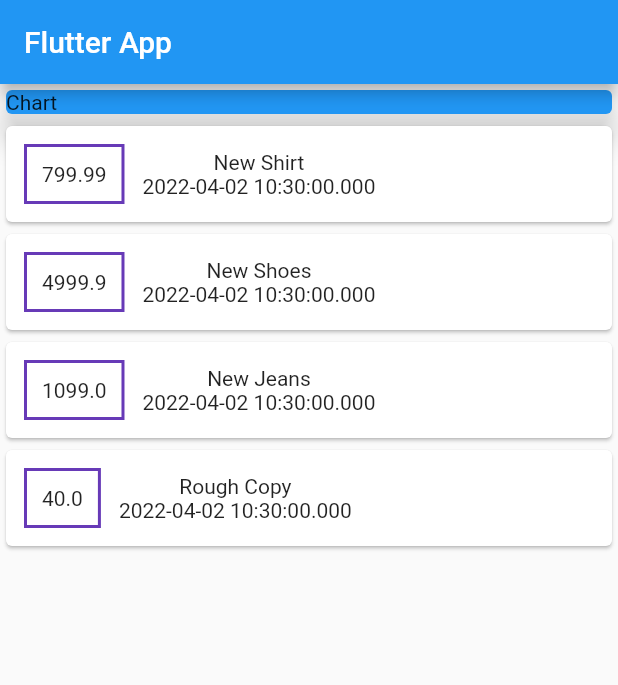
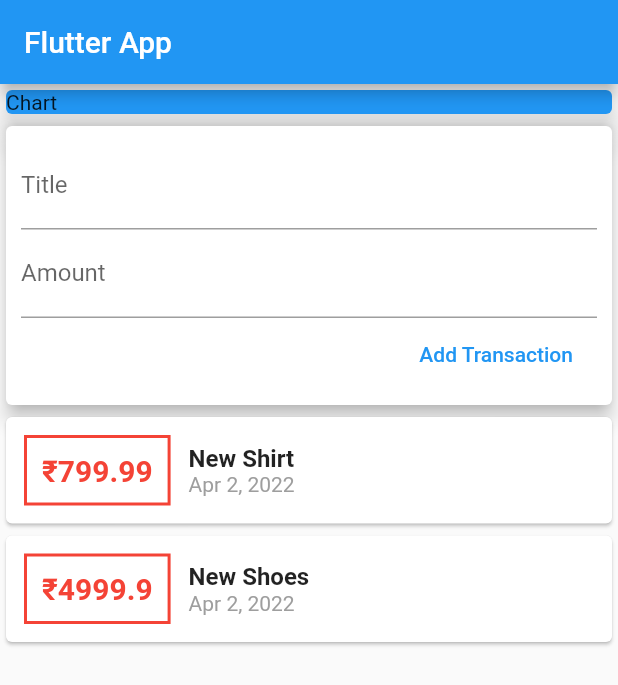
Before and after one commit to shreyashroars/expense_manager, a Flutter app: the screen it shows after launch, on a phone screen of 412 x 824 dp. Shown: the top 685 px of the screen. Run offline on Flutter 3.47's test engine with Material 2 defaults, Android fonts, the phone set to English and light mode, and no system bars.

Commit message:
added Textfield for new transaction

```diff
--- a/lib/main.dart
+++ b/lib/main.dart
@@ -1,5 +1,8 @@
+// ignore_for_file: deprecated_member_use
+
 import './transaction.dart';
 import 'package:flutter/material.dart';
+import 'package:intl/intl.dart';
 
 void main() => runApp(MyApp());
 
@@ -31,18 +34,12 @@ class MyHomePage extends StatelessWidget {
       amount: 4999.90,
       date: DateTime.now(),
     ),
-    Transaction(
+    /*Transaction(
       id: 'r3',
       title: 'New Jeans',
       amount: 1099.00,
       date: DateTime.now(),
-    ),
-    Transaction(
-      id: 'r4',
-      title: 'Rough Copy',
-      amount: 40.00,
-      date: DateTime.now(),
-    )
+    ),*/
   ];
 
   @override
@@ -52,7 +49,7 @@ class MyHomePage extends StatelessWidget {
           title: const Text('Flutter App'),
         ),
         body: Column(
-            mainAxisAlignment: MainAxisAlignment.start,
+            // mainAxisAlignment: MainAxisAlignment.start,
             crossAxisAlignment: CrossAxisAlignment.stretch,
             children: [
               // ignore: sized_box_for_whitespace
@@ -64,26 +61,61 @@ class MyHomePage extends StatelessWidget {
                   elevation: 8,
                 ),
               ),
+              Card(
+                elevation: 5,
+                child: Container(
+                  padding: const EdgeInsets.all(10),
+                  child: Column(
+                    crossAxisAlignment: CrossAxisAlignment.end,
+                    children: [
+                      const TextField(
+                        decoration: InputDecoration(labelText: 'Title'),
+                      ),
+                      const TextField(
+                        decoration: InputDecoration(labelText: 'Amount'),
+                      ),
+                      FlatButton(
+                          onPressed: () {},
+                          child: const Text(
+                            'Add Transaction',
+                            style: TextStyle(color: Colors.blue),
+                          ))
+                    ],
+                  ),
+                ),
+              ),
               Column(
                 children: transactions.map((tx) {
                   return Card(
                     child: Row(
                       children: [
                         Container(
-                          margin: EdgeInsets.symmetric(
+                          margin: const EdgeInsets.symmetric(
                               vertical: 12, horizontal: 12),
                           decoration: BoxDecoration(
                               border: Border.all(
-                            color: Colors.deepPurple,
+                            color: Colors.red,
                             width: 2,
                           )),
-                          padding: EdgeInsets.all(10),
-                          child: Text(tx.amount.toString()),
+                          padding: const EdgeInsets.all(10),
+                          child: Text('\u{20B9}${tx.amount}',
+                              style: const TextStyle(
+                                  fontWeight: FontWeight.bold,
+                                  fontSize: 20,
+                                  color: Colors.red)),
                         ),
                         Column(
+                          crossAxisAlignment: CrossAxisAlignment.start,
                           children: [
-                            Text(tx.title),
-                            Text(tx.date.toString()),
+                            Text(
+                              tx.title,
+                              style: const TextStyle(
+                                  fontWeight: FontWeight.bold, fontSize: 16),
+                            ),
+                            Text(
+                              DateFormat.yMMMd().format(tx.date),
+                              style: TextStyle(color: Colors.grey),
+                            ),
                           ],
                         )
                       ],
```
Also changed, not shown: pubspec.yaml (+12 -12 lines), pubspec.lock.
